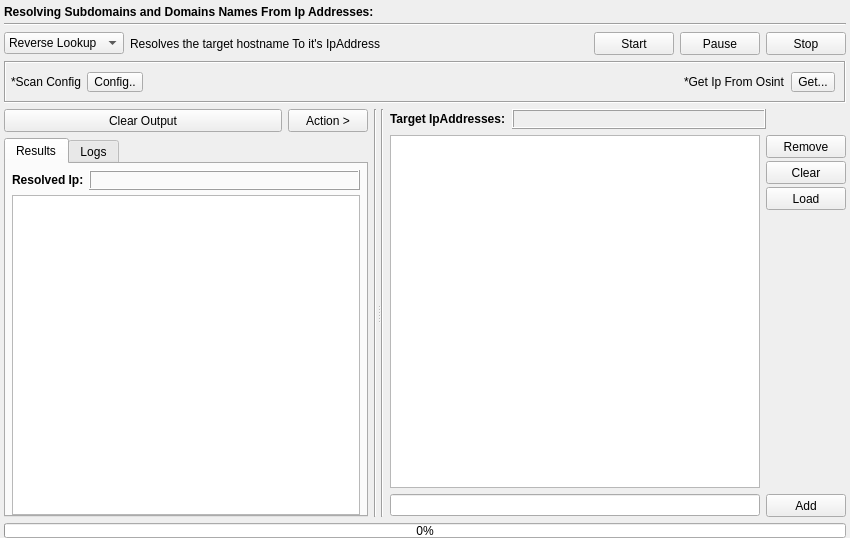
Above: gui/src/engines/ip/Ip.ui from 3nock/OTE before the change. Below: the same form after it.
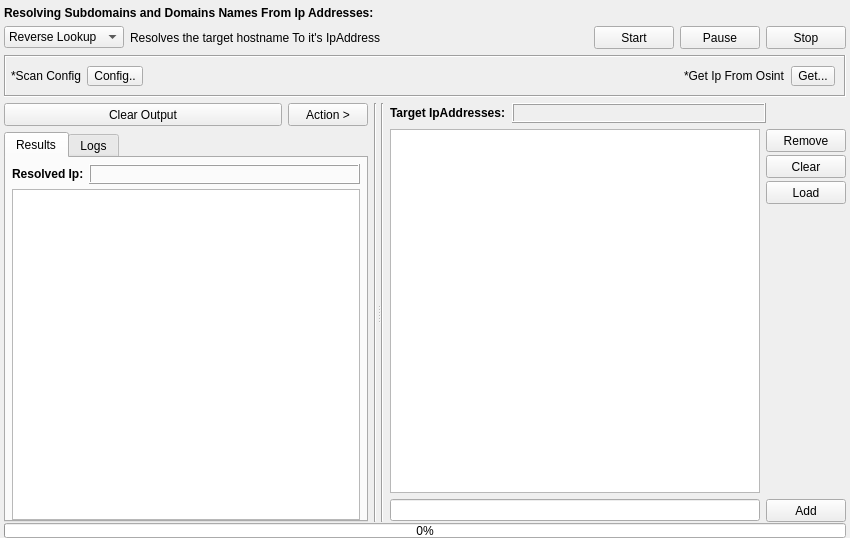
That is the form after the change.

```diff
--- a/gui/src/engines/ip/Ip.ui
+++ b/gui/src/engines/ip/Ip.ui
@@ -13,26 +13,18 @@
   <property name="windowTitle">
    <string>Form</string>
   </property>
-  <layout class="QVBoxLayout" name="verticalLayout_3">
-   <property name="spacing">
-    <number>6</number>
-   </property>
+  <layout class="QVBoxLayout" name="verticalLayout_2">
    <property name="leftMargin">
     <number>4</number>
    </property>
    <property name="topMargin">
-    <number>5</number>
+    <number>6</number>
    </property>
    <property name="rightMargin">
     <number>4</number>
    </property>
    <property name="bottomMargin">
     <number>0</number>
-   </property>
-   <item>
-    <layout class="QVBoxLayout" name="verticalLayout_21">
-     <property name="spacing">
-      <number>4</number>
      </property>
      <item>
       <widget class="QLabel" name="label_13">
@@ -54,21 +46,7 @@
       </widget>
      </item>
      <item>
-      <widget class="Line" name="line">
-       <property name="orientation">
-        <enum>Qt::Horizontal</enum>
-       </property>
-      </widget>
-     </item>
-    </layout>
-   </item>
-   <item>
-    <layout class="QVBoxLayout" name="verticalLayout">
-     <item>
       <layout class="QHBoxLayout" name="horizontalLayout">
-       <property name="leftMargin">
-        <number>0</number>
-       </property>
        <item>
         <widget class="QComboBox" name="comboBox_option">
          <property name="sizePolicy">
@@ -191,10 +169,6 @@
        </item>
       </layout>
      </item>
-    </layout>
-   </item>
-   <item>
-    <layout class="QVBoxLayout" name="verticalLayout_2">
      <item>
       <widget class="QFrame" name="frame">
        <property name="sizePolicy">
@@ -299,8 +273,11 @@
        </layout>
       </widget>
      </item>
-    </layout>
-   </item>
+   <item>
+    <layout class="QVBoxLayout" name="verticalLayout">
+     <property name="spacing">
+      <number>1</number>
+     </property>
    <item>
     <widget class="QSplitter" name="splitter_3">
      <property name="orientation">
@@ -878,6 +855,8 @@
       <number>0</number>
      </property>
     </widget>
+     </item>
+    </layout>
    </item>
   </layout>
  </widget>
```
Lines whose indentation alone changed are shown as unchanged.
